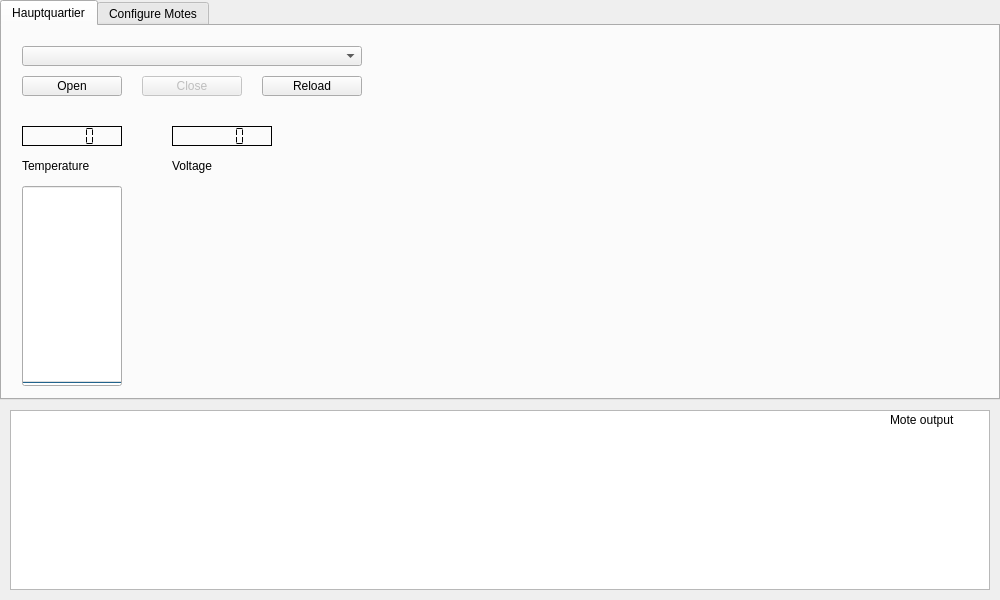
The window that gui/mainwindow.ui (heat1q/plant.io) describes before a commit, drawn with Qt 5.
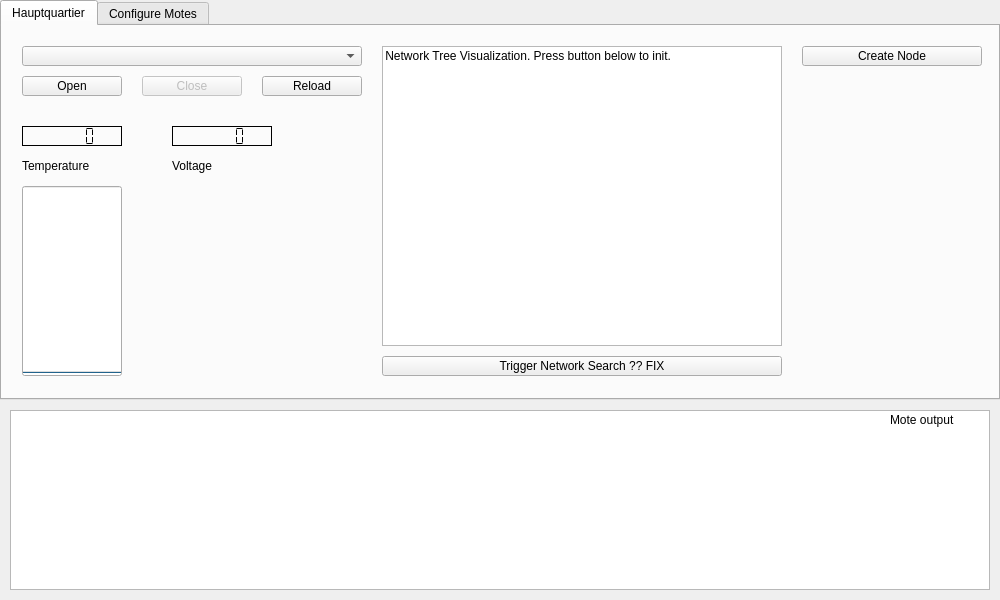
The same window after the commit.

Commit message: Added basic graphview with a test node creator and some other things

Diff of the .ui file:
```diff
--- a/gui/mainwindow.ui
+++ b/gui/mainwindow.ui
@@ -139,7 +139,7 @@
         <x>20</x>
         <y>160</y>
         <width>100</width>
-        <height>200</height>
+        <height>190</height>
        </rect>
       </property>
       <property name="maximum">
@@ -158,16 +158,6 @@
        <bool>false</bool>
       </property>
      </widget>
-     <widget class="QWidget" name="widget_network_graph" native="true">
-      <property name="geometry">
-       <rect>
-        <x>540</x>
-        <y>20</y>
-        <width>400</width>
-        <height>300</height>
-       </rect>
-      </property>
-     </widget>
      <widget class="QPushButton" name="pushButton_reload">
       <property name="enabled">
        <bool>true</bool>
@@ -184,6 +174,58 @@
        <string>Reload</string>
       </property>
      </widget>
+     <widget class="QPushButton" name="pushButton_create">
+      <property name="geometry">
+       <rect>
+        <x>800</x>
+        <y>20</y>
+        <width>180</width>
+        <height>20</height>
+       </rect>
+      </property>
+      <property name="text">
+       <string>Create Node</string>
+      </property>
+     </widget>
+     <widget class="QGraphicsView" name="graphicsView_networkgraph">
+      <property name="geometry">
+       <rect>
+        <x>380</x>
+        <y>20</y>
+        <width>400</width>
+        <height>300</height>
+       </rect>
+      </property>
+      <property name="lineWidth">
+       <number>1</number>
+      </property>
+     </widget>
+     <widget class="QLabel" name="label_networkgraph">
+      <property name="geometry">
+       <rect>
+        <x>380</x>
+        <y>20</y>
+        <width>400</width>
+        <height>20</height>
+       </rect>
+      </property>
+      <property name="text">
+       <string> Network Tree Visualization. Press button below to init.</string>
+      </property>
+     </widget>
+     <widget class="QPushButton" name="pushButton_explore">
+      <property name="geometry">
+       <rect>
+        <x>380</x>
+        <y>330</y>
+        <width>400</width>
+        <height>20</height>
+       </rect>
+      </property>
+      <property name="text">
+       <string>Trigger Network Search ?? FIX</string>
+      </property>
+     </widget>
     </widget>
     <widget class="QWidget" name="tab2">
      <attribute name="title">
```
The commit also changes 6 other files.
